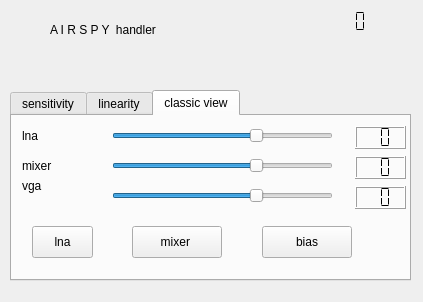
Qt form devices/airspy/airspy-widget.ui (JvanKatwijk/sdr-j-fm) before a commit.
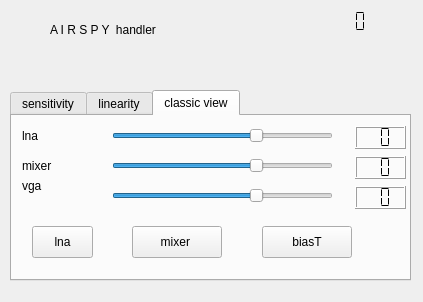
The same form after that commit. The open tabs and pages were chosen to show the change.

Diff of the .ui file:
```diff
--- a/devices/airspy/airspy-widget.ui
+++ b/devices/airspy/airspy-widget.ui
@@ -484,7 +484,7 @@
       </rect>
      </property>
      <property name="text">
-      <string>bias</string>
+      <string>biasT</string>
      </property>
     </widget>
    </widget>
```
Left out of the diff: 2 changed lines with no effect on the pictures.
